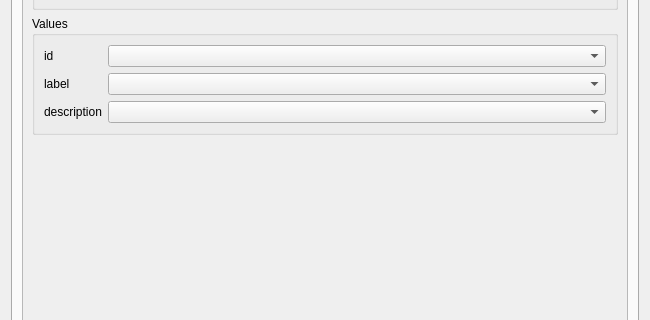
Qt form ImaerPlugin/generate_calc_input_dlg.ui (opengeogroep/AERIUS-QGIS-plugins) before a commit; both pictures show x 0 to 650 and y 325 to 645 of the 650 by 1023 pixel window.
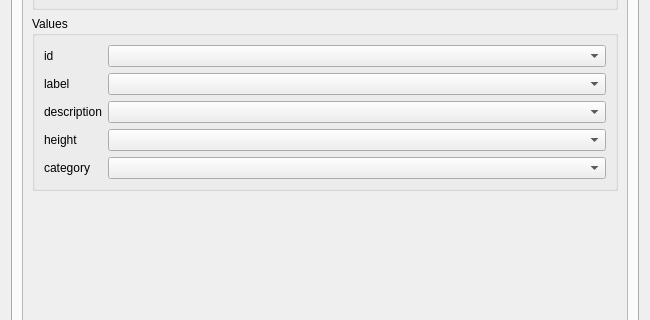
The same form after that commit. The open tabs and pages were chosen to show the change. Custom widgets are drawn as their Qt base class.

Commit message: New fields in GUI for CalculationPoints generation (height and category)

Patch:
```diff
--- a/ImaerPlugin/generate_calc_input_dlg.ui
+++ b/ImaerPlugin/generate_calc_input_dlg.ui
@@ -1408,6 +1408,26 @@
               <item row="2" column="1">
                <widget class="QgsFieldComboBox" name="fcb_cp_desc"/>
               </item>
+              <item row="3" column="0">
+               <widget class="QLabel" name="label_cp_height">
+                <property name="text">
+                 <string>height</string>
+                </property>
+               </widget>
+              </item>
+              <item row="3" column="1">
+               <widget class="QgsFieldComboBox" name="fcb_cp_height"/>
+              </item>
+              <item row="4" column="0">
+               <widget class="QLabel" name="label_cp_category">
+                <property name="text">
+                 <string>category</string>
+                </property>
+               </widget>
+              </item>
+              <item row="4" column="1">
+               <widget class="QgsFieldComboBox" name="fcb_cp_category"/>
+              </item>
              </layout>
             </widget>
            </item>
```
Left out of the diff: 12 changed lines with no effect on the pictures. The commit also changes 1 other file.
